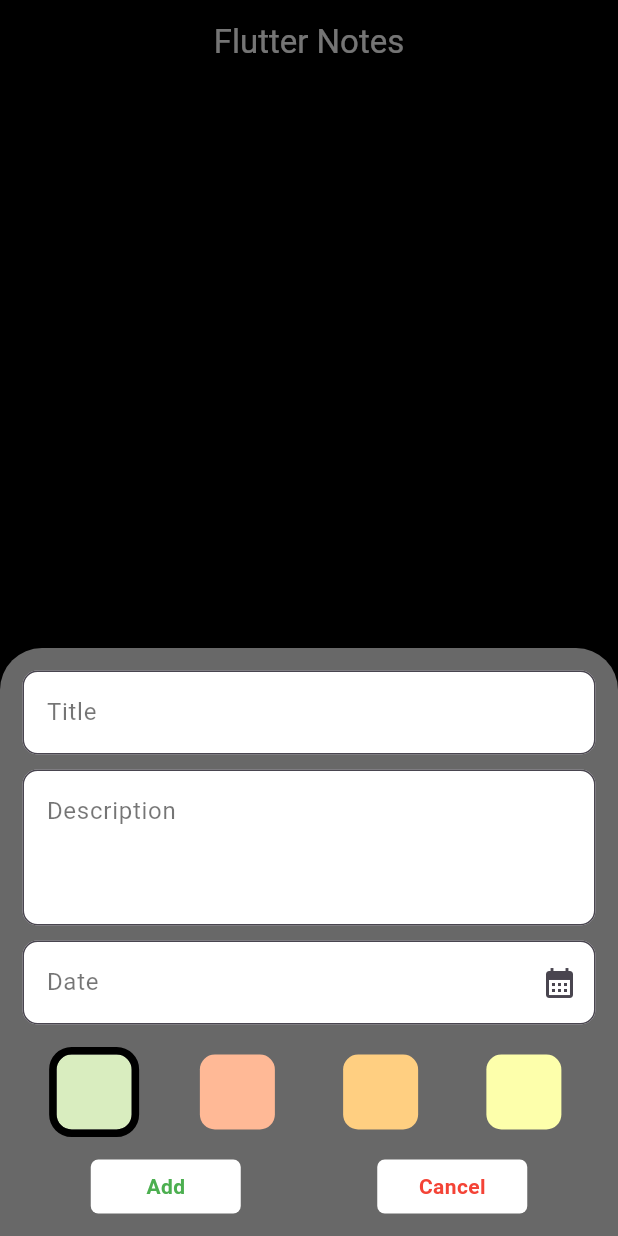
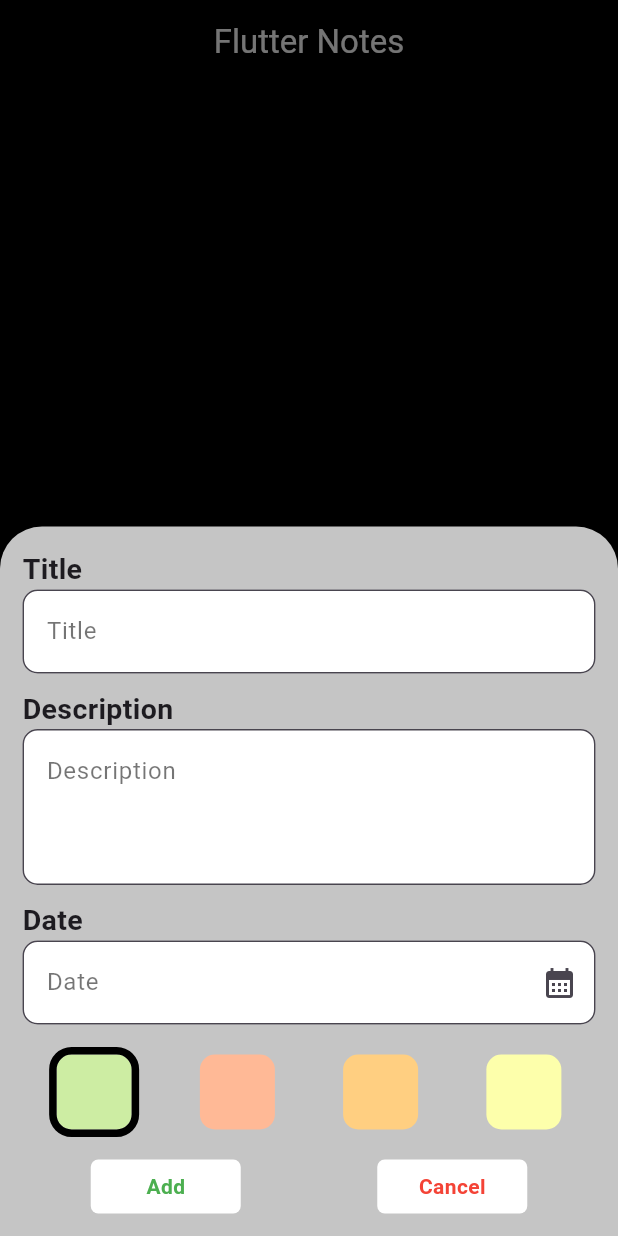
Before and after one commit to antonyaiwin/flutter_notes_app, a Flutter app: the screen it shows after launch, after a tap on the "add" icon, on a phone screen of 412 x 824 dp. Run offline on Flutter 3.47's test engine with Material 3 defaults, Android fonts, the phone set to English and light mode, and no system bars.

Commit message:
Ui Improvements

```diff
--- a/lib/core/constants/color_constants.dart
+++ b/lib/core/constants/color_constants.dart
@@ -1,11 +1,12 @@
 import 'package:flutter/material.dart';
 
 class ColorConstants {
-  static Color color1 = const Color(0xFFD9EDBF);
+  static Color color1 = const Color(0xFFCDEDA3);
   static Color color2 = const Color(0xFFFFB996);
   static Color color3 = const Color(0xFFFFCF81);
   static Color color4 = const Color(0xFFFDFFAB);
   static Color scaffoldBackgroundColor = Colors.black;
-  static Color bottomSheetBackgroundColor = Color.fromARGB(255, 104, 104, 104);
+  static Color bottomSheetBackgroundColor =
+      const Color.fromARGB(255, 197, 197, 197);
   static Color primaryWhite = Colors.white;
 }
--- a/lib/view/home_screen/home_screen.dart
+++ b/lib/view/home_screen/home_screen.dart
@@ -37,6 +37,7 @@ class _HomeScreenState extends State<HomeScreen> {
                 index: index,
               );
             },
+            onSharePressed: () {},
           );
         },
         separatorBuilder: (BuildContext context, int index) {
--- a/lib/view/home_screen/widgets/add_note_form.dart
+++ b/lib/view/home_screen/widgets/add_note_form.dart
@@ -49,7 +49,15 @@ class _AddNoteFormState extends State<AddNoteForm> {
         key: formKey,
         child: Column(
           mainAxisSize: MainAxisSize.min,
+          crossAxisAlignment: CrossAxisAlignment.start,
           children: [
+            const Text(
+              'Title',
+              style: TextStyle(
+                fontSize: 19,
+                fontWeight: FontWeight.bold,
+              ),
+            ),
             TextFormField(
               controller: titleController,
               decoration: InputDecoration(
@@ -69,6 +77,13 @@ class _AddNoteFormState extends State<AddNoteForm> {
               },
             ),
             const SizedBox(height: 10),
+            const Text(
+              'Description',
+              style: TextStyle(
+                fontSize: 19,
+                fontWeight: FontWeight.bold,
+              ),
+            ),
             TextFormField(
               controller: descriptionController,
               maxLines: 3,
@@ -90,6 +105,13 @@ class _AddNoteFormState extends State<AddNoteForm> {
               },
             ),
             const SizedBox(height: 10),
+            const Text(
+              'Date',
+              style: TextStyle(
+                fontSize: 19,
+                fontWeight: FontWeight.bold,
+              ),
+            ),
             TextFormField(
               readOnly: true,
               onTap: () async {
```
Also changed, not shown: lib/view/home_screen/widgets/note_card.dart (+12 -2 lines).
